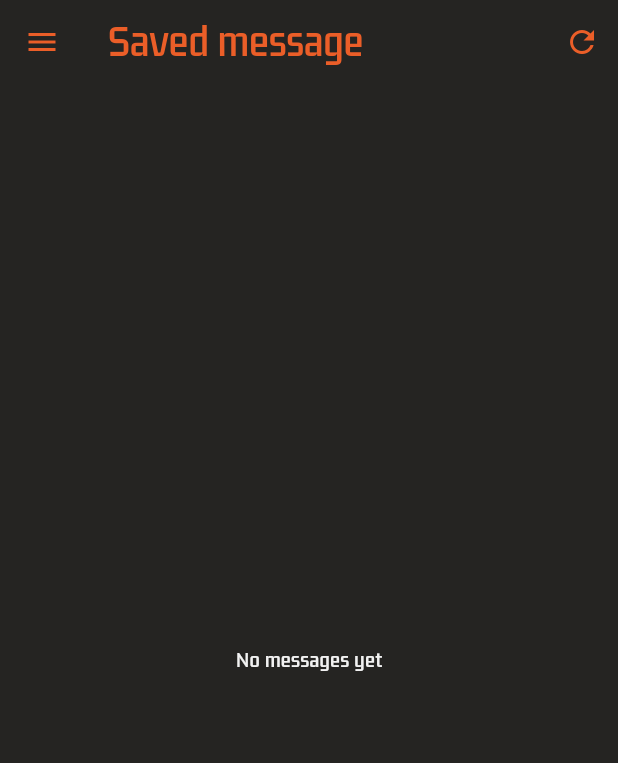
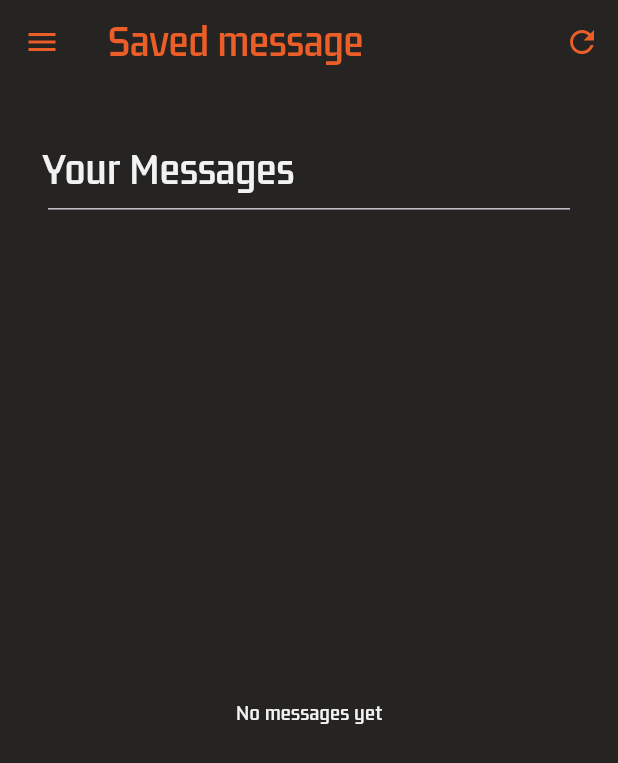
Before and after one commit to Yasser0Hamoda/LSB_Secret, a Flutter app: the Massagescreen screen opened directly with empty values, on a phone screen of 412 x 824 dp. Shown: the top 763 px of the screen. Run offline on Flutter 3.47's test engine with Material 3 defaults, Android fonts, the phone set to English and light mode, and no system bars; our stand-ins replace bloc, curved_navigation_bar, device_info_plus, dio, flutter_bloc, flutter_screenutil and 3 more; missing offline and left inert: saver_gallery; accounts and stored records are empty.

Commit message:
fixed the missing part of ui

```diff
--- a/Mobile/lib/screens/massageScreen.dart
+++ b/Mobile/lib/screens/massageScreen.dart
@@ -31,13 +31,35 @@ class Massagescreen extends StatelessWidget {
         actions: [
           IconButton(
             icon: const Icon(Icons.refresh, color: ColorsHelper.orange),
-            onPressed: onRefresh, // 🔄 refresh from parent
+            onPressed: onRefresh,
           ),
         ],
       ),
       body: Padding(
         padding: EdgeInsets.symmetric(horizontal: 20.w, vertical: 20.h),
-        child: AllMessagesWidget(messagesFuture: messagesFuture),
+        child: Column(
+          mainAxisAlignment: MainAxisAlignment.start,
+          mainAxisSize: MainAxisSize.min,
+          children: [
+            SizedBox(height: 20.h),
+            Align(
+              alignment: Alignment.centerLeft,
+              child: CustomText(
+                text: ' Your Messages',
+                color: ColorsHelper.white,
+                fontSize: 24.sp,
+              ),
+            ),
+            Divider(thickness: 1, indent: 10, endIndent: 10, height: 15.h),
+
+            Expanded(
+              child: Padding(
+                padding: EdgeInsets.symmetric(horizontal: 20.w, vertical: 20.h),
+                child: AllMessagesWidget(messagesFuture: messagesFuture),
+              ),
+            ),
+          ],
+        ),
       ),
     );
   }
```
